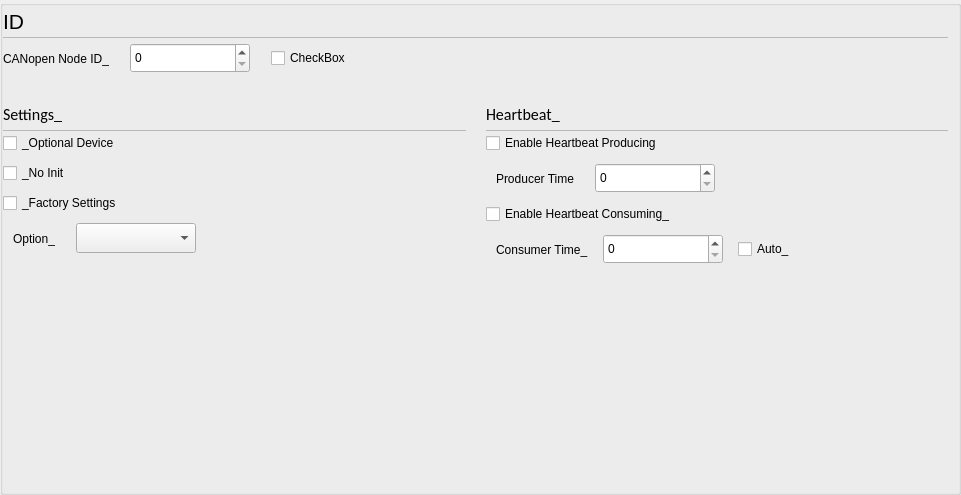
Qt form opensyde_tool/src/system_definition/node_edit/canopen_manager/C_SdNdeCoDeviceConfigWidget.ui (openSYDE/openSYDE) before a commit.
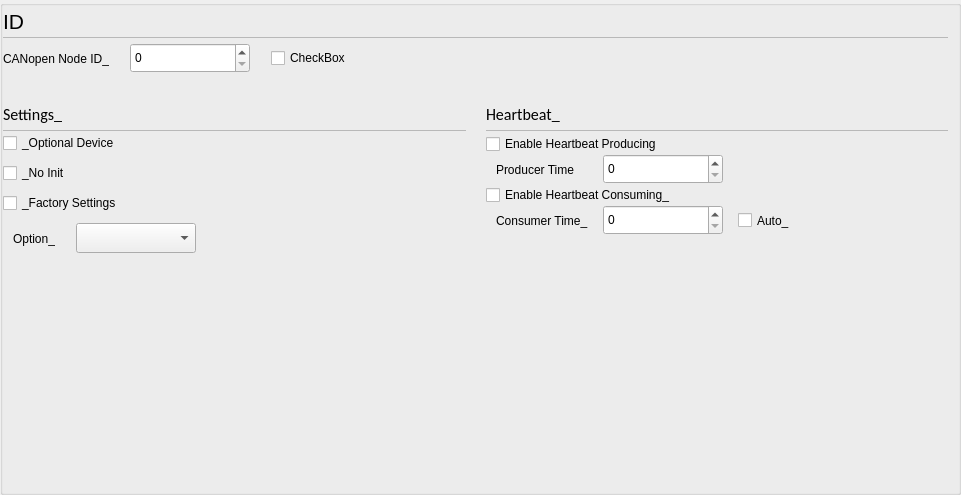
The same form after that commit. Custom widgets are drawn as their Qt base class.

```diff
--- a/opensyde_tool/src/system_definition/node_edit/canopen_manager/C_SdNdeCoDeviceConfigWidget.ui
+++ b/opensyde_tool/src/system_definition/node_edit/canopen_manager/C_SdNdeCoDeviceConfigWidget.ui
@@ -492,7 +492,7 @@
          </spacer>
         </item>
         <item>
-         <layout class="QVBoxLayout" name="verticalLayout_3" stretch="0,0,0,1">
+         <layout class="QVBoxLayout" name="verticalLayout_3" stretch="0,0,0,0,1">
           <property name="spacing">
            <number>0</number>
           </property>
@@ -590,8 +590,8 @@
             <property name="verticalSpacing">
              <number>10</number>
             </property>
-            <item row="3" column="4">
-             <spacer name="horizontalSpacer_34">
+            <item row="0" column="3">
+             <spacer name="horizontalSpacer_35">
               <property name="orientation">
                <enum>Qt::Horizontal</enum>
               </property>
@@ -603,37 +603,18 @@
               </property>
              </spacer>
             </item>
-            <item row="2" column="2">
-             <widget class="stw::opensyde_gui_elements::C_OgeChxPropertiesSmall" name="pc_CheckBoxEnableHeartbeatConsuming">
-              <property name="text">
-               <string>Enable Heartbeat Consuming_</string>
-              </property>
-             </widget>
-            </item>
-            <item row="0" column="2">
-             <widget class="stw::opensyde_gui_elements::C_OgeChxPropertiesSmall" name="pc_CheckBoxEnableHeartbeatProducing">
-              <property name="text">
-               <string>Enable Heartbeat Producing</string>
-              </property>
-             </widget>
-            </item>
-            <item row="0" column="4">
-             <spacer name="horizontalSpacer_32">
-              <property name="orientation">
-               <enum>Qt::Horizontal</enum>
-              </property>
-              <property name="sizeHint" stdset="0">
-               <size>
-                <width>40</width>
-                <height>1</height>
-               </size>
-              </property>
-             </spacer>
-            </item>
-            <item row="1" column="2">
-             <layout class="QHBoxLayout" name="horizontalLayout_8">
+           </layout>
+          </item>
               <item>
-               <spacer name="horizontalSpacer_18">
+           <layout class="QGridLayout" name="gridLayout_4">
+            <property name="topMargin">
+             <number>0</number>
+            </property>
+            <property name="bottomMargin">
+             <number>0</number>
+            </property>
+            <item row="3" column="0">
+             <spacer name="horizontalSpacer_24">
                 <property name="orientation">
                  <enum>Qt::Horizontal</enum>
                 </property>
@@ -648,42 +629,7 @@
                 </property>
                </spacer>
               </item>
-              <item>
-               <widget class="stw::opensyde_gui_elements::C_OgeLabGroupItem" name="pc_LabelProducerTime">
-                <property name="minimumSize">
-                 <size>
-                  <width>0</width>
-                  <height>31</height>
-                 </size>
-                </property>
-                <property name="maximumSize">
-                 <size>
-                  <width>16777215</width>
-                  <height>30</height>
-                 </size>
-                </property>
-                <property name="text">
-                 <string>Producer Time</string>
-                </property>
-               </widget>
-              </item>
-              <item>
-               <spacer name="horizontalSpacer_19">
-                <property name="orientation">
-                 <enum>Qt::Horizontal</enum>
-                </property>
-                <property name="sizeType">
-                 <enum>QSizePolicy::Fixed</enum>
-                </property>
-                <property name="sizeHint" stdset="0">
-                 <size>
-                  <width>21</width>
-                  <height>10</height>
-                 </size>
-                </property>
-               </spacer>
-              </item>
-              <item>
+            <item row="1" column="3">
                <widget class="stw::opensyde_gui_elements::C_OgeSpxNumber" name="pc_SpinBoxProducerTime">
                 <property name="minimumSize">
                  <size>
@@ -697,61 +643,12 @@
                   <height>30</height>
                  </size>
                 </property>
-               </widget>
-              </item>
-              <item>
-               <spacer name="horizontalSpacer_33">
-                <property name="orientation">
-                 <enum>Qt::Horizontal</enum>
-                </property>
-                <property name="sizeHint" stdset="0">
-                 <size>
-                  <width>40</width>
-                  <height>1</height>
-                 </size>
-                </property>
-               </spacer>
-              </item>
-             </layout>
+              <property name="maximum">
+               <number>99</number>
+              </property>
+             </widget>
             </item>
             <item row="3" column="2">
-             <layout class="QHBoxLayout" name="horizontalLayout_10">
-              <item>
-               <spacer name="horizontalSpacer_24">
-                <property name="orientation">
-                 <enum>Qt::Horizontal</enum>
-                </property>
-                <property name="sizeType">
-                 <enum>QSizePolicy::Fixed</enum>
-                </property>
-                <property name="sizeHint" stdset="0">
-                 <size>
-                  <width>10</width>
-                  <height>10</height>
-                 </size>
-                </property>
-               </spacer>
-              </item>
-              <item>
-               <widget class="stw::opensyde_gui_elements::C_OgeLabGroupItem" name="pc_LabelConsumerTime">
-                <property name="minimumSize">
-                 <size>
-                  <width>0</width>
-                  <height>31</height>
-                 </size>
-                </property>
-                <property name="maximumSize">
-                 <size>
-                  <width>16777215</width>
-                  <height>30</height>
-                 </size>
-                </property>
-                <property name="text">
-                 <string>Consumer Time_</string>
-                </property>
-               </widget>
-              </item>
-              <item>
                <spacer name="horizontalSpacer_25">
                 <property name="orientation">
                  <enum>Qt::Horizontal</enum>
@@ -767,7 +664,7 @@
                 </property>
                </spacer>
               </item>
-              <item>
+            <item row="3" column="3">
                <widget class="stw::opensyde_gui_elements::C_OgeSpxNumber" name="pc_SpinBoxConsumerTime">
                 <property name="minimumSize">
                  <size>
@@ -783,7 +680,74 @@
                 </property>
                </widget>
               </item>
-              <item>
+            <item row="1" column="1">
+             <widget class="stw::opensyde_gui_elements::C_OgeLabGroupItem" name="pc_LabelProducerTime">
+              <property name="minimumSize">
+               <size>
+                <width>0</width>
+                <height>31</height>
+               </size>
+              </property>
+              <property name="maximumSize">
+               <size>
+                <width>16777215</width>
+                <height>30</height>
+               </size>
+              </property>
+              <property name="text">
+               <string>Producer Time</string>
+              </property>
+             </widget>
+            </item>
+            <item row="3" column="1">
+             <widget class="stw::opensyde_gui_elements::C_OgeLabGroupItem" name="pc_LabelConsumerTime">
+              <property name="sizePolicy">
+               <sizepolicy hsizetype="Minimum" vsizetype="Minimum">
+                <horstretch>0</horstretch>
+                <verstretch>0</verstretch>
+               </sizepolicy>
+              </property>
+              <property name="minimumSize">
+               <size>
+                <width>0</width>
+                <height>31</height>
+               </size>
+              </property>
+              <property name="maximumSize">
+               <size>
+                <width>16777215</width>
+                <height>30</height>
+               </size>
+              </property>
+              <property name="text">
+               <string>Consumer Time_</string>
+              </property>
+              <property name="margin">
+               <number>0</number>
+              </property>
+             </widget>
+            </item>
+            <item row="3" column="6">
+             <spacer name="horizontalSpacer">
+              <property name="orientation">
+               <enum>Qt::Horizontal</enum>
+              </property>
+              <property name="sizeHint" stdset="0">
+               <size>
+                <width>40</width>
+                <height>20</height>
+               </size>
+              </property>
+             </spacer>
+            </item>
+            <item row="2" column="0" colspan="7">
+             <widget class="stw::opensyde_gui_elements::C_OgeChxPropertiesSmall" name="pc_CheckBoxEnableHeartbeatConsuming">
+              <property name="text">
+               <string>Enable Heartbeat Consuming_</string>
+              </property>
+             </widget>
+            </item>
+            <item row="1" column="2">
                <spacer name="horizontalSpacer_31">
                 <property name="orientation">
                  <enum>Qt::Horizontal</enum>
@@ -799,37 +763,73 @@
                 </property>
                </spacer>
               </item>
-              <item>
+            <item row="3" column="5">
                <widget class="stw::opensyde_gui_elements::C_OgeChxPropertiesSmall" name="pc_CheckBoxConsumerTimeAuto">
+              <property name="sizePolicy">
+               <sizepolicy hsizetype="Minimum" vsizetype="Minimum">
+                <horstretch>0</horstretch>
+                <verstretch>0</verstretch>
+               </sizepolicy>
+              </property>
+              <property name="minimumSize">
+               <size>
+                <width>0</width>
+                <height>31</height>
+               </size>
+              </property>
                 <property name="text">
                  <string>Auto_</string>
                 </property>
                </widget>
               </item>
-             </layout>
+            <item row="1" column="0">
+             <spacer name="horizontalSpacer_18">
+              <property name="orientation">
+               <enum>Qt::Horizontal</enum>
+              </property>
+              <property name="sizeType">
+               <enum>QSizePolicy::Fixed</enum>
+              </property>
+              <property name="sizeHint" stdset="0">
+               <size>
+                <width>10</width>
+                <height>10</height>
+               </size>
+              </property>
+             </spacer>
             </item>
-            <item row="1" column="4">
-             <spacer name="horizontalSpacer_35">
+            <item row="3" column="4">
+             <spacer name="horizontalSpacer_2">
               <property name="orientation">
                <enum>Qt::Horizontal</enum>
               </property>
+              <property name="sizeType">
+               <enum>QSizePolicy::Fixed</enum>
+              </property>
               <property name="sizeHint" stdset="0">
                <size>
-                <width>40</width>
-                <height>1</height>
+                <width>15</width>
+                <height>20</height>
                </size>
               </property>
              </spacer>
             </item>
-            <item row="2" column="4">
-             <spacer name="horizontalSpacer_37">
+            <item row="0" column="0" colspan="7">
+             <widget class="stw::opensyde_gui_elements::C_OgeChxPropertiesSmall" name="pc_CheckBoxEnableHeartbeatProducing">
+              <property name="text">
+               <string>Enable Heartbeat Producing</string>
+              </property>
+             </widget>
+            </item>
+            <item row="1" column="4" colspan="3">
+             <spacer name="horizontalSpacer_3">
               <property name="orientation">
                <enum>Qt::Horizontal</enum>
               </property>
               <property name="sizeHint" stdset="0">
                <size>
                 <width>40</width>
-                <height>1</height>
+                <height>20</height>
                </size>
               </property>
              </spacer>
@@ -868,11 +868,6 @@
    <header>C_OgeFraSeparator.hpp</header>
    <container>1</container>
   </customwidget>
-  <customwidget>
-   <class>stw::opensyde_gui_elements::C_OgeLabGroupItem</class>
-   <extends>QLabel</extends>
-   <header>C_OgeLabGroupItem.hpp</header>
-  </customwidget>
   <customwidget>
    <class>stw::opensyde_gui_elements::C_OgeLabHeadingGroupBold</class>
    <extends>QLabel</extends>
@@ -883,17 +878,22 @@
    <extends>QComboBox</extends>
    <header>C_OgeCbxText.hpp</header>
   </customwidget>
-  <customwidget>
-   <class>stw::opensyde_gui_elements::C_OgeGbxTransparent</class>
-   <extends>QGroupBox</extends>
-   <header>C_OgeGbxTransparent.hpp</header>
-   <container>1</container>
-  </customwidget>
   <customwidget>
    <class>stw::opensyde_gui_elements::C_OgeSpxNumber</class>
    <extends>QSpinBox</extends>
    <header>C_OgeSpxNumber.hpp</header>
   </customwidget>
+  <customwidget>
+   <class>stw::opensyde_gui_elements::C_OgeLabGroupItem</class>
+   <extends>QLabel</extends>
+   <header>C_OgeLabGroupItem.hpp</header>
+  </customwidget>
+  <customwidget>
+   <class>stw::opensyde_gui_elements::C_OgeGbxTransparent</class>
+   <extends>QGroupBox</extends>
+   <header>C_OgeGbxTransparent.hpp</header>
+   <container>1</container>
+  </customwidget>
   <customwidget>
    <class>stw::opensyde_gui_elements::C_OgeChxPropertiesSmall</class>
    <extends>QCheckBox</extends>
```
Lines whose indentation alone changed are shown as unchanged.
